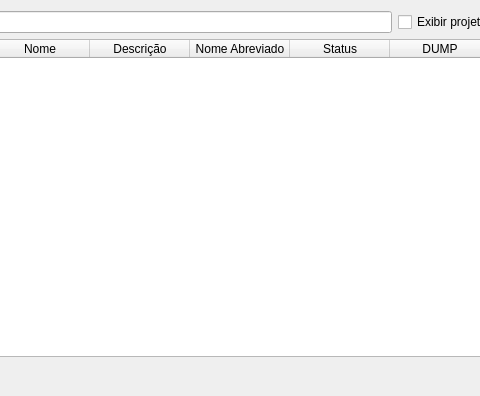
The window that uis/mProjects.ui (dsgoficial/SAP_Gerente) describes before a commit, drawn with Qt 5; both pictures show x 222 to 702 and y 0 to 396 of the 868 by 396 pixel window.
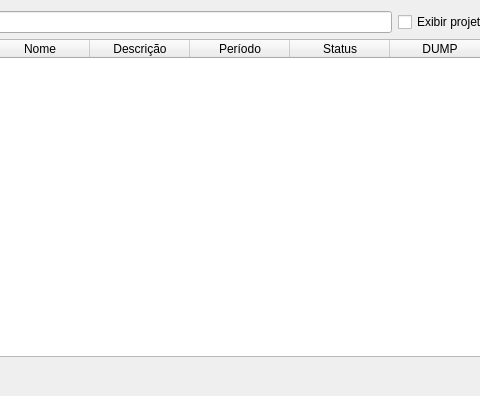
The same window after the commit.

```diff
--- a/uis/mProjects.ui
+++ b/uis/mProjects.ui
@@ -56,7 +56,7 @@
      </column>
      <column>
       <property name="text">
-       <string>Nome Abreviado</string>
+       <string>Período</string>
       </property>
      </column>
      <column>
```
